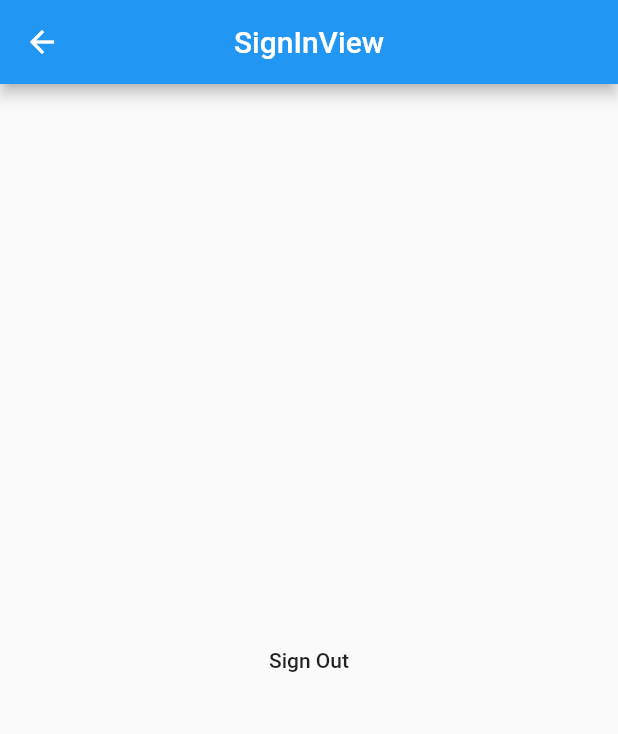
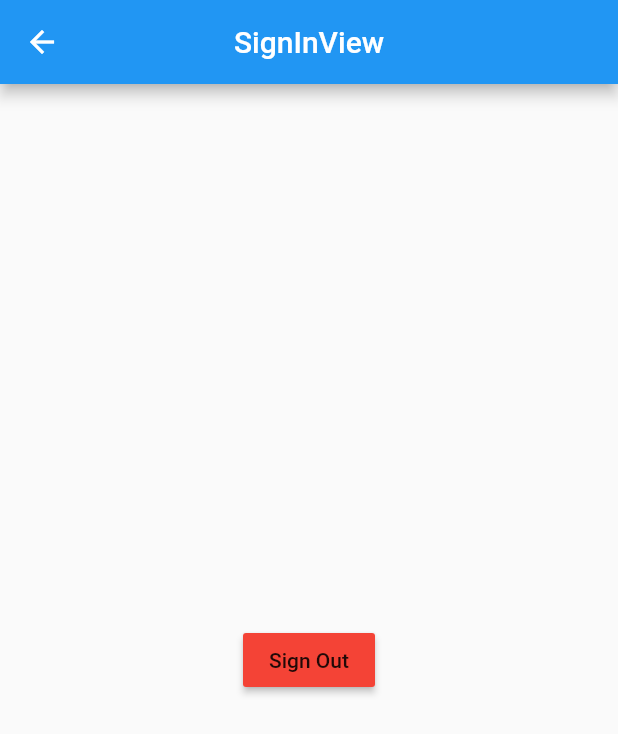
Before and after one commit to nakvanna/sign_in_with_phone_number, a Flutter app: the SignInView screen opened by its route, on a phone screen of 412 x 824 dp. Shown: the top 734 px of the screen. Run offline on Flutter 3.47's test engine with Material 2 defaults, Android fonts, the phone set to English and light mode, and no system bars; our stand-ins replace firebase_auth, firebase_core, get; accounts and stored records are empty.

Commit message:
Add persitent verify dialog

```diff
--- a/lib/app/modules/sign_in/views/sign_in_view.dart
+++ b/lib/app/modules/sign_in/views/sign_in_view.dart
@@ -42,6 +42,7 @@ class SignInView extends GetView<SignInController> {
                       await controller.verifyPhoneNumber(
                           phoneNumber: controller.phone_number);
                       Get.defaultDialog(
+                        barrierDismissible: false,
                         title: 'Verify',
                         content: TextField(
                           maxLength: 6,
@@ -56,6 +57,7 @@ class SignInView extends GetView<SignInController> {
                         confirm: MaterialButton(
                           onPressed: () async {
                             if (controller.pin_code.length == 6) {
+                              Get.back();
                               await controller.onSubmitVerify(
                                   pin: controller.pin_code);
                             } else {
@@ -81,6 +83,8 @@ class SignInView extends GetView<SignInController> {
             : Center(
                 child: MaterialButton(
                   onPressed: () => controller.signOut(),
+                  color: Colors.red,
+                  splashColor: Colors.purple,
                   child: Text('Sign Out'),
                 ),
               ),
```
